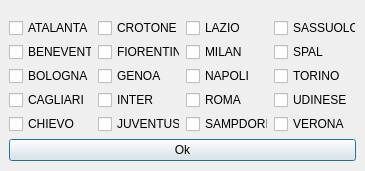
Qt form src/RinviateDialog.ui (wdastru/FantaCalcGui) before a commit.
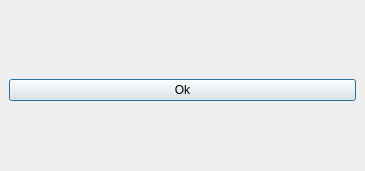
The same form after that commit.

The edit to the form file:
```diff
--- a/src/RinviateDialog.ui
+++ b/src/RinviateDialog.ui
@@ -24,148 +24,7 @@
    </property>
    <layout class="QVBoxLayout" name="verticalLayout">
     <item>
-     <layout class="QGridLayout" name="gridLayout">
-      <item row="0" column="0">
-       <widget class="QCheckBox" name="checkBox_1">
-        <property name="text">
-         <string>ATALANTA</string>
-        </property>
-       </widget>
-      </item>
-      <item row="0" column="1">
-       <widget class="QCheckBox" name="checkBox_6">
-        <property name="text">
-         <string>CROTONE</string>
-        </property>
-       </widget>
-      </item>
-      <item row="0" column="2">
-       <widget class="QCheckBox" name="checkBox_11">
-        <property name="text">
-         <string>LAZIO</string>
-        </property>
-       </widget>
-      </item>
-      <item row="0" column="3">
-       <widget class="QCheckBox" name="checkBox_16">
-        <property name="text">
-         <string>SASSUOLO</string>
-        </property>
-       </widget>
-      </item>
-      <item row="1" column="0">
-       <widget class="QCheckBox" name="checkBox_2">
-        <property name="text">
-         <string>BENEVENTO</string>
-        </property>
-       </widget>
-      </item>
-      <item row="1" column="1">
-       <widget class="QCheckBox" name="checkBox_7">
-        <property name="text">
-         <string>FIORENTINA</string>
-        </property>
-       </widget>
-      </item>
-      <item row="1" column="2">
-       <widget class="QCheckBox" name="checkBox_12">
-        <property name="text">
-         <string>MILAN</string>
-        </property>
-       </widget>
-      </item>
-      <item row="1" column="3">
-       <widget class="QCheckBox" name="checkBox_17">
-        <property name="text">
-         <string>SPAL</string>
-        </property>
-       </widget>
-      </item>
-      <item row="2" column="0">
-       <widget class="QCheckBox" name="checkBox_3">
-        <property name="text">
-         <string>BOLOGNA</string>
-        </property>
-       </widget>
-      </item>
-      <item row="2" column="1">
-       <widget class="QCheckBox" name="checkBox_8">
-        <property name="text">
-         <string>GENOA</string>
-        </property>
-       </widget>
-      </item>
-      <item row="2" column="2">
-       <widget class="QCheckBox" name="checkBox_13">
-        <property name="text">
-         <string>NAPOLI</string>
-        </property>
-       </widget>
-      </item>
-      <item row="2" column="3">
-       <widget class="QCheckBox" name="checkBox_18">
-        <property name="text">
-         <string>TORINO</string>
-        </property>
-       </widget>
-      </item>
-      <item row="3" column="0">
-       <widget class="QCheckBox" name="checkBox_4">
-        <property name="text">
-         <string>CAGLIARI</string>
-        </property>
-       </widget>
-      </item>
-      <item row="3" column="1">
-       <widget class="QCheckBox" name="checkBox_9">
-        <property name="text">
-         <string>INTER</string>
-        </property>
-       </widget>
-      </item>
-      <item row="3" column="2">
-       <widget class="QCheckBox" name="checkBox_14">
-        <property name="text">
-         <string>ROMA</string>
-        </property>
-       </widget>
-      </item>
-      <item row="3" column="3">
-       <widget class="QCheckBox" name="checkBox_19">
-        <property name="text">
-         <string>UDINESE</string>
-        </property>
-       </widget>
-      </item>
-      <item row="4" column="0">
-       <widget class="QCheckBox" name="checkBox_5">
-        <property name="text">
-         <string>CHIEVO</string>
-        </property>
-       </widget>
-      </item>
-      <item row="4" column="1">
-       <widget class="QCheckBox" name="checkBox_10">
-        <property name="text">
-         <string>JUVENTUS</string>
-        </property>
-       </widget>
-      </item>
-      <item row="4" column="2">
-       <widget class="QCheckBox" name="checkBox_15">
-        <property name="text">
-         <string>SAMPDORIA</string>
-        </property>
-       </widget>
-      </item>
-      <item row="4" column="3">
-       <widget class="QCheckBox" name="checkBox_20">
-        <property name="text">
-         <string>VERONA</string>
-        </property>
-       </widget>
-      </item>
-     </layout>
+     <layout class="QGridLayout" name="gridLayout"/>
     </item>
     <item>
      <widget class="QPushButton" name="okButton">
```
Left out of the diff: 192 changed lines with no effect on the pictures.
